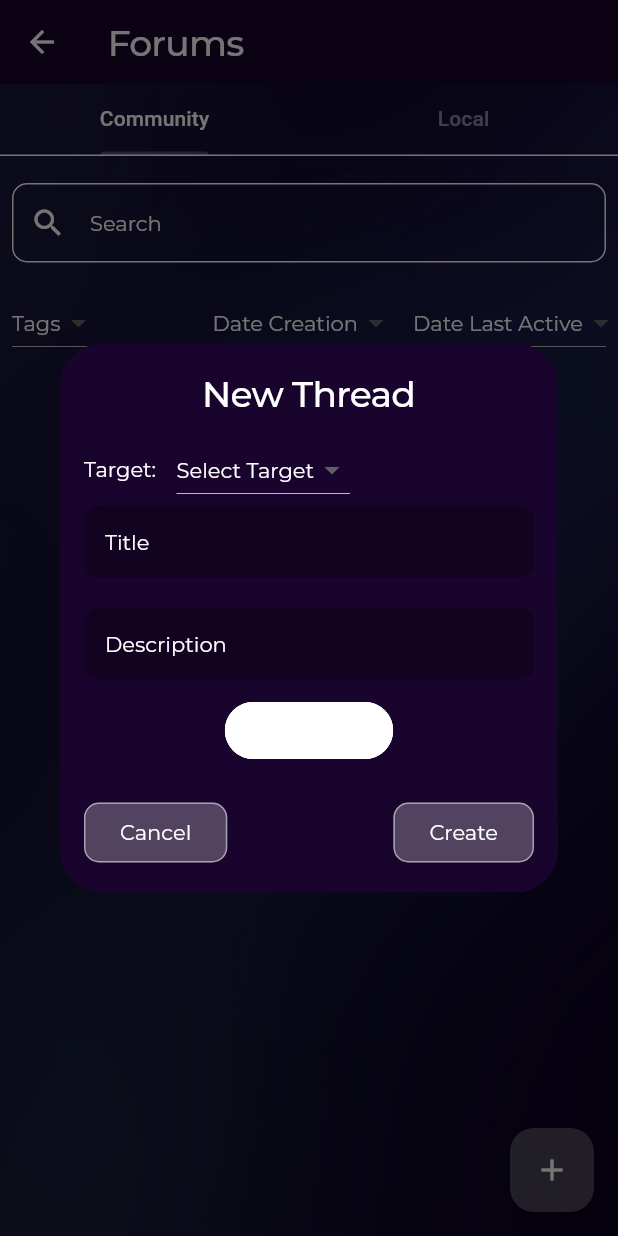
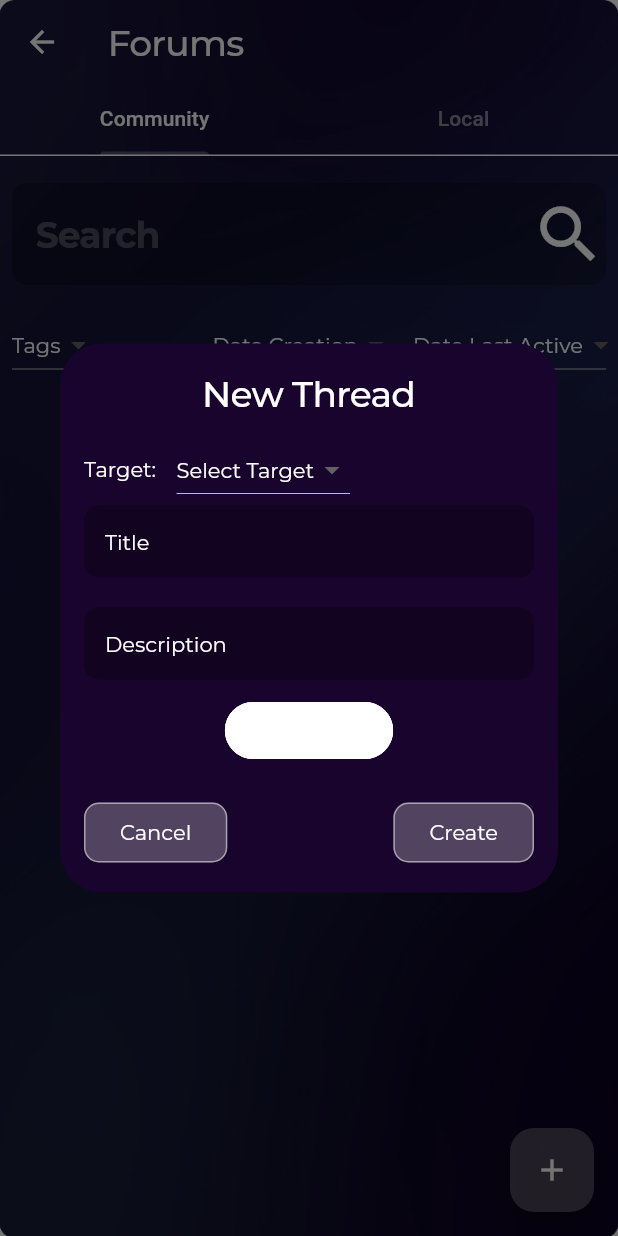
Before and after one commit to Alkali-1234/One-for-All, a Flutter app: the ForumScreen screen opened directly, after a tap on the "add" icon, on a phone screen of 412 x 824 dp. Run offline on Flutter 3.47's test engine with Material 3 defaults, Android fonts, the phone set to English and light mode, and no system bars; our stand-ins replace carousel_slider, cloud_firestore, email_validator, firebase_auth, firebase_core, firebase_messaging and 10 more; missing offline and left inert: flame, flame_forge2d, flutter_shakemywidget, local_hero; accounts and stored records are empty; network calls fail; key blocks and very long unbroken strings in the code were emptied for the run.

Commit message:
Forum and thread screen UI consistencies update, fixed forum screen tag bug

```diff
--- a/lib/components/base_shimmer.dart
+++ b/lib/components/base_shimmer.dart
@@ -16,9 +16,9 @@ class BaseShimmer extends StatelessWidget {
               enabled: enabled,
               gradient: enabled
                   ? LinearGradient(colors: [
-                      Colors.grey.shade300,
+                      Colors.grey.shade300.withOpacity(0.25),
                       Colors.grey.shade100,
-                      Colors.grey.shade300
+                      Colors.grey.shade300.withOpacity(0.25)
                     ])
                   : LinearGradient(colors: [
                       theme.onBackground,
--- a/lib/screens/calendar_screen.dart
+++ b/lib/screens/calendar_screen.dart
@@ -79,6 +79,7 @@ class _CalendarScreenState extends State<CalendarScreen> {
                                   }
                                   selectedMonth++;
                                 });
+                                calendarKey.currentState!.initializeCalendarEvents(appState);
                               },
                               child: Icon(
                                 Icons.arrow_right_rounded,
--- a/lib/screens/forum_screen.dart
+++ b/lib/screens/forum_screen.dart
@@ -166,13 +166,16 @@ class _ForumScreenState extends State<ForumScreen> with TickerProviderStateMixin
     var appState = Provider.of<AppState>(context);
     var tm = appState.currentUserSelectedTheme.colorScheme;
     var ttm = appState.currentUserSelectedTheme.textTheme;
-    return Scaffold(
+    return Container(
+      decoration: appState.currentUserSelectedTheme == defaultBlueTheme ? const BoxDecoration(image: DecorationImage(image: AssetImage("assets/images/purpwallpaper 2.png"), fit: BoxFit.cover)) : BoxDecoration(color: tm.background),
+      child: Scaffold(
         appBar: AppBar(
           title: Text(
             "Forums",
             style: ttm.displayMedium,
           ),
           backgroundColor: Colors.transparent,
+          surfaceTintColor: Colors.transparent,
           foregroundColor: tm.onBackground,
           elevation: 0,
           leading: IconButton(
@@ -200,11 +203,8 @@ class _ForumScreenState extends State<ForumScreen> with TickerProviderStateMixin
             color: tm.onBackground,
           ),
         ),
-        // bottomNavigationBar: const BannerAdWidget(),
-        backgroundColor: tm.background,
-        body: Container(
-            decoration: appState.currentUserSelectedTheme == defaultBlueTheme ? const BoxDecoration(image: DecorationImage(image: AssetImage("assets/images/purpwallpaper 2.png"), fit: BoxFit.cover)) : BoxDecoration(color: tm.background),
-            child: Column(
+        backgroundColor: Colors.transparent,
+        body: Column(
             //Select forum: All/Global/Local using tabbar
             //Search bar
             //Filters
@@ -253,6 +253,10 @@ class _ForumScreenState extends State<ForumScreen> with TickerProviderStateMixin
                       if (snapshot.hasError) return Center(child: Text("Error loading data ${snapshot.error}"));
                       if (snapshot.hasData == false) return Center(child: Text("No data", style: ttm.displaySmall));
                       return StreamBody(
+                          textTheme: ttm,
+                          resetTags: () => setTags([
+                                "All"
+                              ]),
                           snapshot: snapshot,
                           addTag: (tag) => addTag(tag),
                           target: selectedTab == 0
@@ -262,15 +266,19 @@ class _ForumScreenState extends State<ForumScreen> with TickerProviderStateMixin
                                   : "local");
                     }),
               )
-                ])));
+            ]),
+      ),
+    );
   }
 }
 
 class StreamBody extends StatefulWidget {
-  const StreamBody({super.key, required this.snapshot, required this.addTag, required this.target});
+  const StreamBody({super.key, required this.snapshot, required this.addTag, required this.target, required this.resetTags, required this.textTheme});
   final AsyncSnapshot snapshot;
   final Function addTag;
   final String target;
+  final Function resetTags;
+  final TextTheme textTheme;
 
   @override
   State<StreamBody> createState() => _StreamBodyState();
@@ -380,11 +388,39 @@ class _StreamBodyState extends State<StreamBody> {
   @override
   void initState() {
     super.initState();
+    getTags();
+    for (var i = 0; i < tags.length; i++) {
+      dropdownItems.add(DropdownMenuItem(
+        value: i + 1,
+        child: Text(
+          tags[i],
+          style: widget.textTheme.displaySmall,
+        ),
+      ));
+    }
   }
 
   List<dynamic> tags = [
     "All"
   ];
+
+  void getTags() {
+    tags = [
+      "All"
+    ];
+    widget.resetTags();
+    for (var item in widget.snapshot.data.docs) {
+      for (var tag in item["tags"]) {
+        if (tags.contains(tag) == false) {
+          tags.add(tag);
+          widget.addTag(tag);
+        }
+      }
+    }
+    debugPrint(tags.toString());
+  }
+
+  List<DropdownMenuItem> dropdownItems = [];
 
   @override
   Widget build(BuildContext context) {
@@ -392,17 +428,6 @@ class _StreamBodyState extends State<StreamBody> {
     var tm = appState.currentUserSelectedTheme.colorScheme;
     var ttm = appState.currentUserSelectedTheme.textTheme;
     AsyncSnapshot snapshot = widget.snapshot;
-    tags = [
-      "All"
-    ];
-    for (var item in snapshot.data.docs) {
-      for (var tag in item["tags"]) {
-        if (tags.contains(tag) == false) {
-          tags.add(tag);
-          widget.addTag(tag);
-        }
-      }
-    }
 
     return Column(
       children: [
@@ -410,20 +435,24 @@ class _StreamBodyState extends State<StreamBody> {
         Padding(
           padding: const EdgeInsets.all(8.0),
           child: TextField(
-            style: ttm.displaySmall,
             onChanged: (value) => setState(() {
               searchQuery = value;
             }),
             cursorColor: tm.onBackground,
+            style: ttm.displayMedium!.copyWith(color: tm.onPrimary, fontWeight: FontWeight.bold),
             decoration: InputDecoration(
-                hintText: "Search",
-                hintStyle: ttm.displaySmall,
+                filled: true,
                 fillColor: tm.primary,
-                prefixIcon: Icon(
-                  Icons.search,
-                  color: tm.onBackground,
+                border: OutlineInputBorder(
+                  borderRadius: BorderRadius.circular(10),
+                  borderSide: const BorderSide(
+                    width: 0,
+                    style: BorderStyle.none,
                   ),
-                border: OutlineInputBorder(borderRadius: BorderRadius.circular(10), borderSide: const BorderSide(color: Colors.transparent, width: 0))),
+                ),
+                hintText: 'Search',
+                suffixIcon: Icon(Icons.search, color: tm.onPrimary, size: 50),
+                hintStyle: ttm.displayMedium!.copyWith(color: tm.onPrimary.withOpacity(0.25), fontWeight: FontWeight.bold)),
           ),
         ),
         Padding(
@@ -448,16 +477,7 @@ class _StreamBodyState extends State<StreamBody> {
                           filters[0] = value;
                         });
                       },
-                      items: [
-                        for (var i = 0; i < tags.length; i++)
-                          DropdownMenuItem(
-                            value: i + 1,
-                            child: Text(
-                              tags[i],
-                              style: ttm.displaySmall,
-                            ),
-                          )
-                      ],
+                      items: dropdownItems,
                     ),
                   )),
               const SizedBox(
@@ -597,15 +617,37 @@ class _StreamBodyState extends State<StreamBody> {
                     return Container();
                   }
                   tags.addAll(data["tags"]);
-                  return ElevatedButton(
-                    style: ElevatedButton.styleFrom(
-                      backgroundColor: Colors.transparent,
-                      elevation: 0,
-                      shadowColor: Colors.transparent,
-                      surfaceTintColor: Colors.transparent,
-                      shape: RoundedRectangleBorder(borderRadius: BorderRadius.circular(0)),
+                  return Container(
+                    decoration: BoxDecoration(
+                      border: index != snapshot.data!.docs.length - 1 ? Border(bottom: BorderSide(color: tm.onBackground.withOpacity(0.5))) : null,
                     ),
-                    onPressed: () async {
+                    child: ListTile(
+                      title: Text(data["title"], style: ttm.displaySmall!.copyWith(fontWeight: FontWeight.bold)),
+                      subtitle: Text(data["description"], style: ttm.displaySmall),
+                      trailing: Row(
+                        mainAxisSize: MainAxisSize.min,
+                        children: [
+                          Text(
+                            "${data["replies"].length} Replies",
+                            style: ttm.displaySmall,
+                          ),
+                          const SizedBox(
+                            width: 10,
+                          ),
+                          Icon(
+                            Icons.chevron_right,
+                            color: tm.onBackground.withOpacity(0.5),
+                          )
+                        ],
+                      ),
+                      // style: ElevatedButton.styleFrom(
+                      //   backgroundColor: Colors.transparent,
+                      //   elevation: 0,
+                      //   shadowColor: Colors.transparent,
+                      //   surfaceTintColor: Colors.transparent,
+                      //   shape: RoundedRectangleBorder(borderRadius: BorderRadius.circular(0)),
+                      // ),
+                      onTap: () async {
                         late bool subscribed;
                         final prefs = await SharedPreferences.getInstance();
                         if (prefs.containsKey("forum_${appState.getCurrentUser.assignedCommunity}_${snapshot.data!.docs[index].id}")) {
@@ -624,27 +666,6 @@ class _StreamBodyState extends State<StreamBody> {
                                       target: widget.target,
                                     )));
                       },
-                    child: SizedBox(
-                      width: double.infinity,
-                      child: Card(
-                        color: tm.primaryContainer,
-                        child: ListTile(
-                          title: Text(
-                            data["title"] ?? "No Title",
-                            style: ttm.displayMedium,
-                            maxLines: 1,
-                            overflow: TextOverflow.ellipsis,
-                          ),
-                          subtitle: Text(
-                            data["description"] ?? "No Description",
-                            style: ttm.displaySmall,
-                          ),
-                          trailing: Text(
-                            "${data["replies"].length} Replies",
-                            style: ttm.displaySmall,
-                          ),
-                        ),
-                      ),
                     ),
                   );
                 });
@@ -701,6 +722,7 @@ class _NewThreadWidgetState extends State<NewThreadWidget> {
         "replies": [],
         "author": appState.getCurrentUser.username,
         "authorPFP": appState.getCurrentUser.profilePicture,
+        "authorUID": FirebaseAuth.instance.currentUser!.uid,
       }).then((value) async {
         final prefs = await SharedPreferences.getInstance();
         prefs.setBool("forum_${appState.getCurrentUser.assignedCommunity}_${value.id}", true);
@@ -897,6 +919,7 @@ class _NewThreadWidgetState extends State<NewThreadWidget> {
                           ),
                         ),
                         Expanded(
+                          child: SingleChildScrollView(
                             child: Wrap(
                               spacing: 5,
                               runSpacing: 5,
@@ -920,6 +943,7 @@ class _NewThreadWidgetState extends State<NewThreadWidget> {
                                     ),
                                   ),
                               ],
+                            ),
                           ),
                         ),
                       ],
```
Also changed, not shown: lib/screens/community_screen.dart (+42 -22 lines), lib/screens/thread_screen.dart (+40 -13 lines), lib/service/auth_service.dart (+16 -3 lines). Lines whose indentation alone changed are shown as unchanged.
